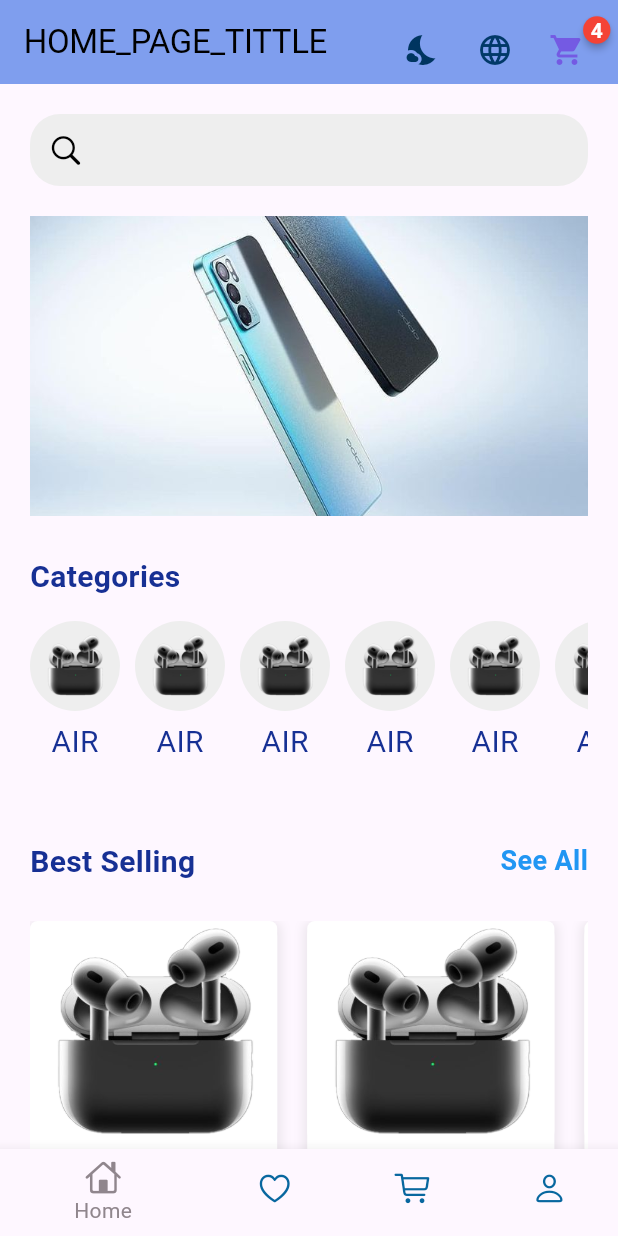
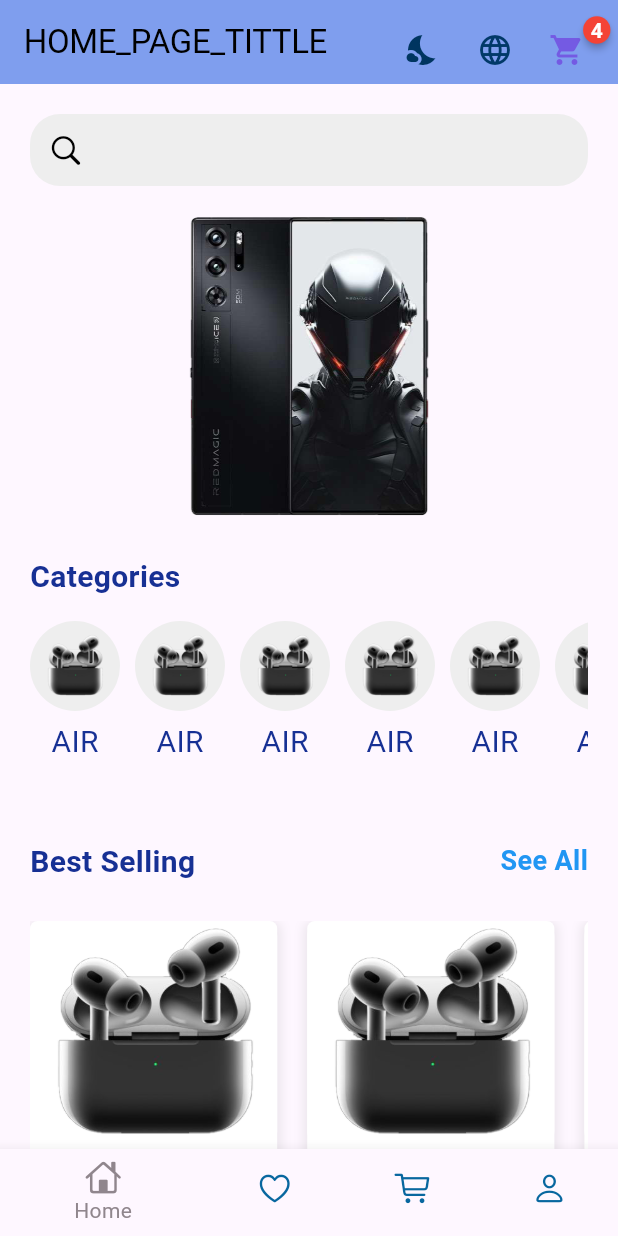
Before and after one commit to elref7i/MobileStore, a Flutter app: the screen it shows after launch, on a phone screen of 412 x 824 dp. Run offline on Flutter 3.47's test engine with Material 3 defaults, Android fonts, the phone set to English and light mode, and no system bars; drawn by our look-alikes of badges, carousel_slider; our stand-ins replace bloc, device_preview, firebase_core, firebase_crashlytics, firebase_remote_config, flutter_bloc and 5 more; accounts and stored records are empty.

Commit message:
Add image in HomePage

```diff
--- a/lib/dashboard/modules/Home/view/home_page.dart
+++ b/lib/dashboard/modules/Home/view/home_page.dart
@@ -58,9 +58,17 @@
 
   Widget buildCarouselSlider() {
     final List<String> imgList = [
-      'assets/images/OppoReno.jpeg',
-      'assets/images/OppoReno.jpeg',
-      'assets/images/OppoReno.jpeg',
+      'assets/images/mobile3.png',
+      'assets/images/mobile1.png',
+      'assets/images/OppoReno.png',
+      'assets/images/mobile2.png',
+      'assets/images/Beats.png',
+      'assets/images/mobile4.png',
+      'assets/images/mobile5.png',
+      'assets/images/mobile6.png',
+      'assets/images/mobile7.png',
+      'assets/images/mobile8.png',
+      'assets/images/mobile9.png',
     ];
 
     return CarouselSlider(
@@ -78,7 +86,7 @@
                 child: Center(
                   child: Image.asset(
                     item,
-                    fit: BoxFit.cover,
+                    fit: BoxFit.contain,
                     width: 1000,
                   ),
                 ),
```
Also changed, not shown: assets/images/mobile1.png (added), assets/images/mobile2.png (added), assets/images/mobile3.png (added), assets/images/mobile4.png (added), assets/images/mobile5.png (added), assets/images/mobile6.png (added), assets/images/mobile7.png (added), assets/images/mobile8.png (added), assets/images/mobile9.png (added).
